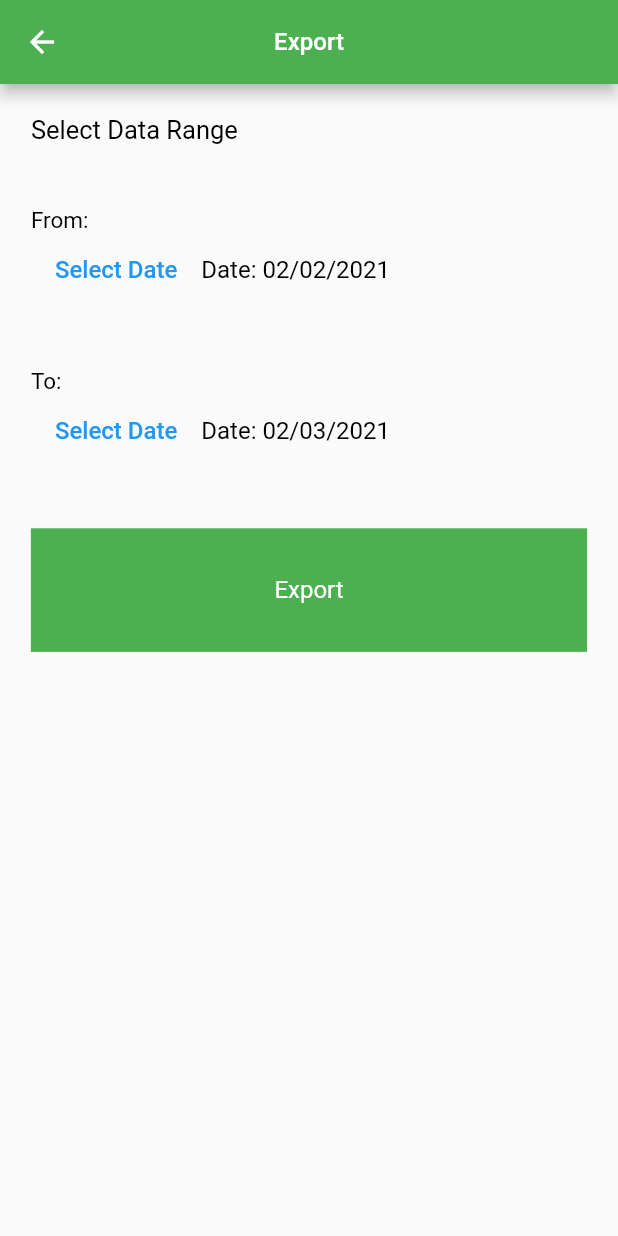
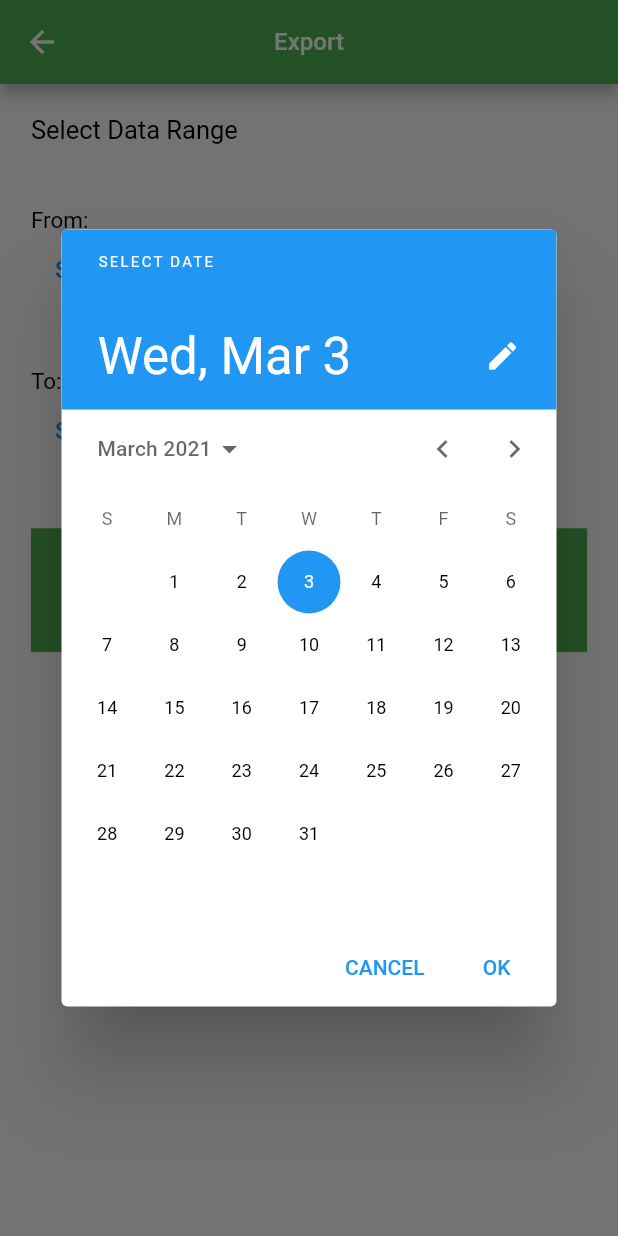
Before and after one commit to 22ranjeetkumarrana/Ranjeet-Flutter-Task, a Flutter app: the ImportExportPage screen opened directly, after a tap on "Select Date", on a phone screen of 412 x 824 dp. Run offline on Flutter 3.47's test engine with Material 2 defaults, Android fonts, the phone set to English and light mode, and no system bars; our stand-ins replace flutter_datetime_picker, flutter_speed_dial, image_picker, sqflite; accounts and stored records are empty; network calls fail.

Commit message:
Improved task

```diff
--- a/lib/ImportExportPage.dart
+++ b/lib/ImportExportPage.dart
@@ -8,6 +8,35 @@ class ImportExportPage extends StatefulWidget {
 }
 
 class _ImportExportPageState extends State<ImportExportPage> {
+
+  DateTime selectedDateFrom = DateTime.now();
+  _selectDate(BuildContext context) async {
+    final DateTime picked = await showDatePicker(
+      context: context,
+      initialDate: selectedDateFrom,
+      firstDate: DateTime(2000),
+      lastDate: DateTime(2025),
+    );
+    if (picked != null && picked != selectedDateFrom)
+      setState(() {
+        selectedDateFrom = picked;
+      });
+  }
+
+  DateTime selectedDateEnd = DateTime.now();
+  _selectDateEnd(BuildContext context) async {
+    final DateTime picked = await showDatePicker(
+      context: context,
+      initialDate: selectedDateEnd,
+      firstDate: DateTime(2000,1,1),
+      lastDate: DateTime(2099,12,31),
+    );
+    if (picked != null && picked != selectedDateEnd)
+      setState(() {
+        selectedDateEnd = picked;
+      });
+  }
+
   @override
   Widget build(BuildContext context) {
     var screenSize = MediaQuery.of(context).size;
@@ -52,18 +81,7 @@ class _ImportExportPageState extends State<ImportExportPage> {
                     FlatButton(
                         onPressed: ()
                         {
-                          DatePicker.showDatePicker(context,
-                              showTitleActions: true,
-                              minTime: DateTime(1900, 3, 5),
-                              maxTime: DateTime(2099, 6, 7),
-                              onChanged: (date)
-                              {
-                                print('change $date');
-                              },
-                              onConfirm: (date)
-                              {
-                                print('confirm $date');
-                              }, currentTime: DateTime.now(), locale: LocaleType.en);
+                          _selectDate(context);
                         },
                         child: Text(
                           'Select Date',
@@ -71,7 +89,7 @@ class _ImportExportPageState extends State<ImportExportPage> {
                         )
                     ),
                     Text(
-                        'Date: 02/02/2021',
+                        "${selectedDateFrom.toLocal()}".split(' ')[0],
                       style: TextStyle(
                           fontSize: 16.0,
                           color: Colors.black
@@ -94,18 +112,7 @@ class _ImportExportPageState extends State<ImportExportPage> {
                   FlatButton(
                       onPressed: ()
                       {
-                        DatePicker.showDatePicker(context,
-                            showTitleActions: true,
-                            minTime: DateTime(1900, 3, 5),
-                            maxTime: DateTime(2099, 6, 7),
-                            onChanged: (date)
-                            {
-                              print('change $date');
-                            },
-                            onConfirm: (date)
-                            {
-                              print('confirm $date');
-                            }, currentTime: DateTime.now(), locale: LocaleType.en);
+                        _selectDateEnd(context);
                       },
                       child: Text(
                         'Select Date',
@@ -113,7 +120,7 @@ class _ImportExportPageState extends State<ImportExportPage> {
                       )
                   ),
                   Text(
-                      'Date: 02/03/2021',
+                    "${selectedDateEnd.toLocal()}".split(' ')[0],
                     style: TextStyle(
                         fontSize: 16.0,
                         color: Colors.black
--- a/pubspec.yaml
+++ b/pubspec.yaml
@@ -33,6 +33,8 @@ dependencies:
   flutter_datetime_picker: ^1.5.0
   datetime_picker_formfield: ^0.1.8
   image_picker: ^0.6.3+4
+  sqflite: ^1.3.0
+  http: ^0.12.0+3
 
 dev_dependencies:
   flutter_test:
```
Also changed, not shown: lib/AddPage.dart (+24 -26 lines), lib/dataBaseFile/dataStore.dart (added, +25 -0 lines), lib/dataBaseFile/user.dart (added, +46 -0 lines), pubspec.lock.
